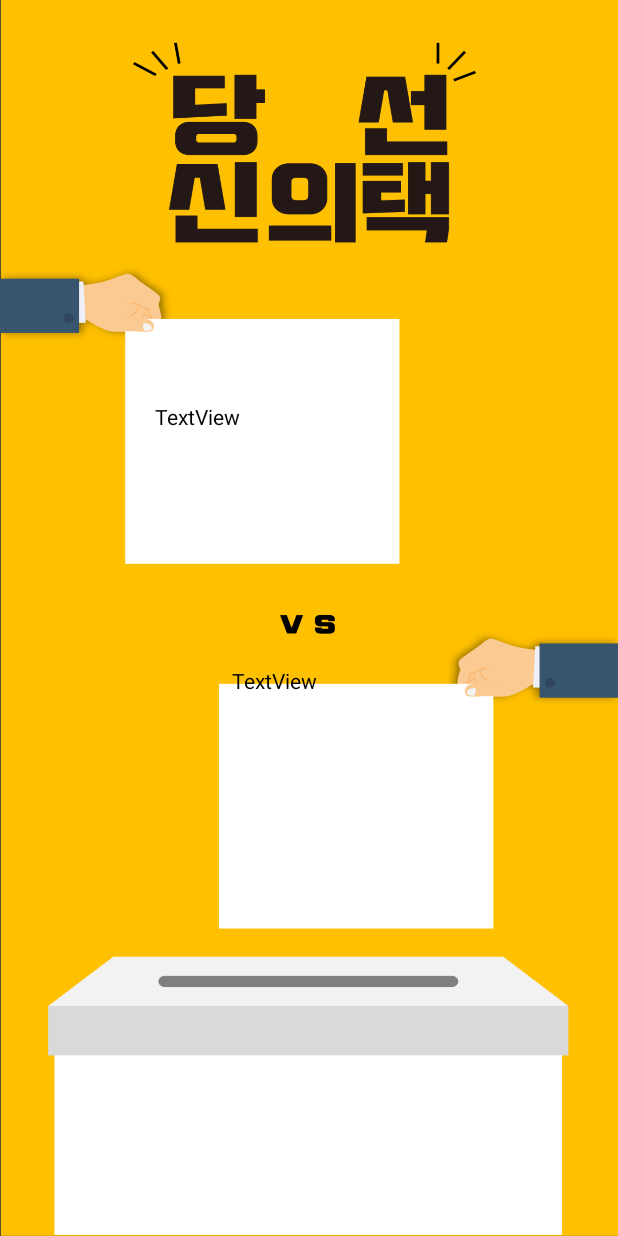
After one commit to yg4236/DS_APP-kotlin-, an Android app: the worldcupActivity screen opened directly, with no data from a screen before it, on a phone screen of 412 x 824 dp. The commit adds this screen. Run offline under Robolectric (Android 15) with nearby library versions, the light colour scheme and no system bars; our stand-ins replace Volley; network calls fail.

Commit message:
Menu_Worldcup_php 21/01/29

```diff
--- a/app/build.gradle
+++ b/app/build.gradle
@@ -39,6 +39,7 @@ dependencies {
     implementation 'com.google.android.material:material:1.2.1'
     implementation 'androidx.constraintlayout:constraintlayout:2.0.4'
     implementation 'androidx.legacy:legacy-support-v4:1.0.0'
+    implementation 'androidx.wear:wear:1.1.0'
     testImplementation 'junit:junit:4.+'
     androidTestImplementation 'androidx.test.ext:junit:1.1.2'
     androidTestImplementation 'androidx.test.espresso:espresso-core:3.3.0'
@@ -51,6 +52,7 @@ dependencies {
     androidTestImplementation 'androidx.test.espresso:espresso-core:3.3.0'
     implementation "androidx.core:core-ktx:+"
     implementation "org.jetbrains.kotlin:kotlin-stdlib-jdk7:$kotlin_version"
+    compileOnly 'com.google.android.wearable:wearable:2.8.1'
 }
 repositories {
     mavenCentral()
--- a/app/src/main/java/com/lee/myapplication/LoginActivity.kt
+++ b/app/src/main/java/com/lee/myapplication/LoginActivity.kt
@@ -28,10 +28,11 @@ class LoginActivity : AppCompatActivity() {
             val userPass = et_pass.getText().toString()
             val responseListener = Response.Listener<String>(){
             }
+            // 로그인 실패 구현 해야 됨
             Toast.makeText(this, "로그인에 성공하였습니다", Toast.LENGTH_SHORT).show()
             val intent = Intent(this@LoginActivity, MainActivity::class.java)
-            intent.putExtra("userID", userID)
-            intent.putExtra("userPass", userPass)
+//            intent.putExtra("userID", userID)
+//            intent.putExtra("userPass", userPass)
             startActivity(intent)
             val loginRequest = LoginRequest(userID, userPass, responseListener)
             val queue = Volley.newRequestQueue(this@LoginActivity)
--- /dev/null
+++ b/app/src/main/java/com/lee/myapplication/worldcupActivity.kt
@@ -0,0 +1,22 @@
+package com.lee.myapplication
+
+import android.os.Bundle
+
+import androidx.appcompat.app.AppCompatActivity
+import com.android.volley.Response
+import com.android.volley.toolbox.Volley
+
+class worldcupActivity : AppCompatActivity() {
+
+    override fun onCreate(savedInstanceState: Bundle?) {
+        super.onCreate(savedInstanceState)
+        setContentView(R.layout.activity_worldcup)
+
+        val responseListener = Response.Listener<String>(){
+        }
+        val worldcupRequest = worldcupRequest("1","2", responseListener)
+        val queue = Volley.newRequestQueue(this@worldcupActivity)
+        queue.add(worldcupRequest)
+    }
+    //////////// requset parameter 제거하기 ////////////////////
+}
--- /dev/null
+++ b/app/src/main/java/com/lee/myapplication/worldcupRequest.kt
@@ -0,0 +1,25 @@
+package com.lee.myapplication
+
+import com.android.volley.AuthFailureError
+import com.android.volley.Response
+import com.android.volley.toolbox.StringRequest
+import java.util.*
+
+class worldcupRequest(f_num1 : String,f_num2:String, listener: Response.Listener<String>) : StringRequest(Method.POST, URL, listener, null) {
+    private val map: MutableMap<String, String>
+
+    @Throws(AuthFailureError::class)
+    override fun getParams(): Map<String, String> {
+        return map
+    }
+    companion object {
+        //서버 URL 설정
+        private const val URL = "http://yg4236.dothome.co.kr/worldcup.php"
+    }
+
+    init {
+        map = HashMap()
+        map["f_num1"] = f_num1
+        map["f_num2"] = f_num2
+    }
+}
--- /dev/null
+++ b/app/src/main/res/layout/activity_worldcup.xml
@@ -0,0 +1,38 @@
+<?xml version="1.0" encoding="utf-8"?>
+<androidx.constraintlayout.widget.ConstraintLayout xmlns:android="http://schemas.android.com/apk/res/android"
+    xmlns:app="http://schemas.android.com/apk/res-auto"
+    xmlns:tools="http://schemas.android.com/tools"
+    android:layout_width="match_parent"
+    android:layout_height="match_parent"
+    android:background="@drawable/worldcup_back"
+    android:padding="@dimen/box_inset_layout_padding"
+    tools:context=".worldcupActivity"
+    tools:deviceIds="wear">
+
+    <View
+        android:id="@+id/view3"
+        android:layout_width="205dp"
+        android:layout_height="288dp"
+        app:layout_constraintBottom_toBottomOf="parent"
+        app:layout_constraintEnd_toEndOf="parent"
+        app:layout_constraintStart_toStartOf="parent"
+        app:layout_constraintTop_toTopOf="parent" />
+
+    <TextView
+        android:id="@+id/first_menu"
+        android:layout_width="151dp"
+        android:layout_height="116dp"
+        android:text="TextView"
+        android:textColor="#000000"
+        app:layout_constraintStart_toStartOf="@+id/view3"
+        app:layout_constraintTop_toTopOf="@+id/view3" />
+
+    <TextView
+        android:id="@+id/second_menu"
+        android:layout_width="154dp"
+        android:layout_height="112dp"
+        android:text="TextView"
+        android:textColor="#000000"
+        app:layout_constraintBottom_toBottomOf="@+id/view3"
+        app:layout_constraintEnd_toEndOf="@+id/view3" />
+</androidx.constraintlayout.widget.ConstraintLayout>
--- /dev/null
+++ b/app/src/main/res/values-round/strings.xml
@@ -0,0 +1,3 @@
+<resources>
+    <string name="hello_world">Hello Round World!</string>
+</resources>
```
Also changed, not shown: app/src/main/AndroidManifest.xml (+27 -5 lines), app/src/main/java/com/lee/myapplication/MainActivity.kt (+20 -6 lines), app/src/main/java/com/lee/myapplication/ViewchartActivity.kt (added, +15 -0 lines), app/src/main/res/layout/activity_main.xml (+14 -57 lines), app/src/main/res/layout/activity_viewchart.xml (added, +26 -0 lines), app/src/main/res/values/dimens.xml (added, +15 -0 lines), app/src/main/res/values/strings.xml (+7 -0 lines), app/src/main/res/drawable/box.png (added), app/src/main/res/drawable/box_viewchart.png (added), app/src/main/res/drawable/box_worldcup.png (added), app/src/main/res/drawable/main_back.png (added), app/src/main/res/drawable/worldcup_back.png (added), 1 other file.
